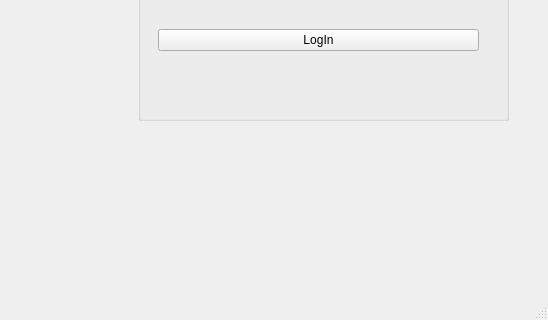
First picture: the form in Tutorial/LoginApp/mainwindow.ui, repository Nakkwan/Qt, before the edit; both pictures show x 252 to 800 and y 280 to 600 of the 800 by 600 pixel window.
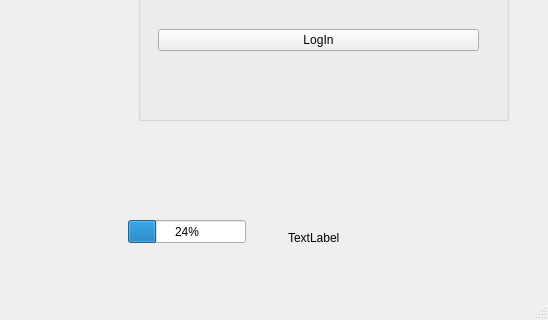
Second picture: the form after the edit.

```diff
--- a/Tutorial/LoginApp/mainwindow.ui
+++ b/Tutorial/LoginApp/mainwindow.ui
@@ -90,6 +90,32 @@
      <bool>false</bool>
     </property>
    </widget>
+   <widget class="QLabel" name="label_3">
+    <property name="geometry">
+     <rect>
+      <x>540</x>
+      <y>510</y>
+      <width>64</width>
+      <height>15</height>
+     </rect>
+    </property>
+    <property name="text">
+     <string>TextLabel</string>
+    </property>
+   </widget>
+   <widget class="QProgressBar" name="progressBar">
+    <property name="geometry">
+     <rect>
+      <x>380</x>
+      <y>500</y>
+      <width>118</width>
+      <height>23</height>
+     </rect>
+    </property>
+    <property name="value">
+     <number>24</number>
+    </property>
+   </widget>
   </widget>
   <widget class="QMenuBar" name="menubar">
    <property name="geometry">
```
